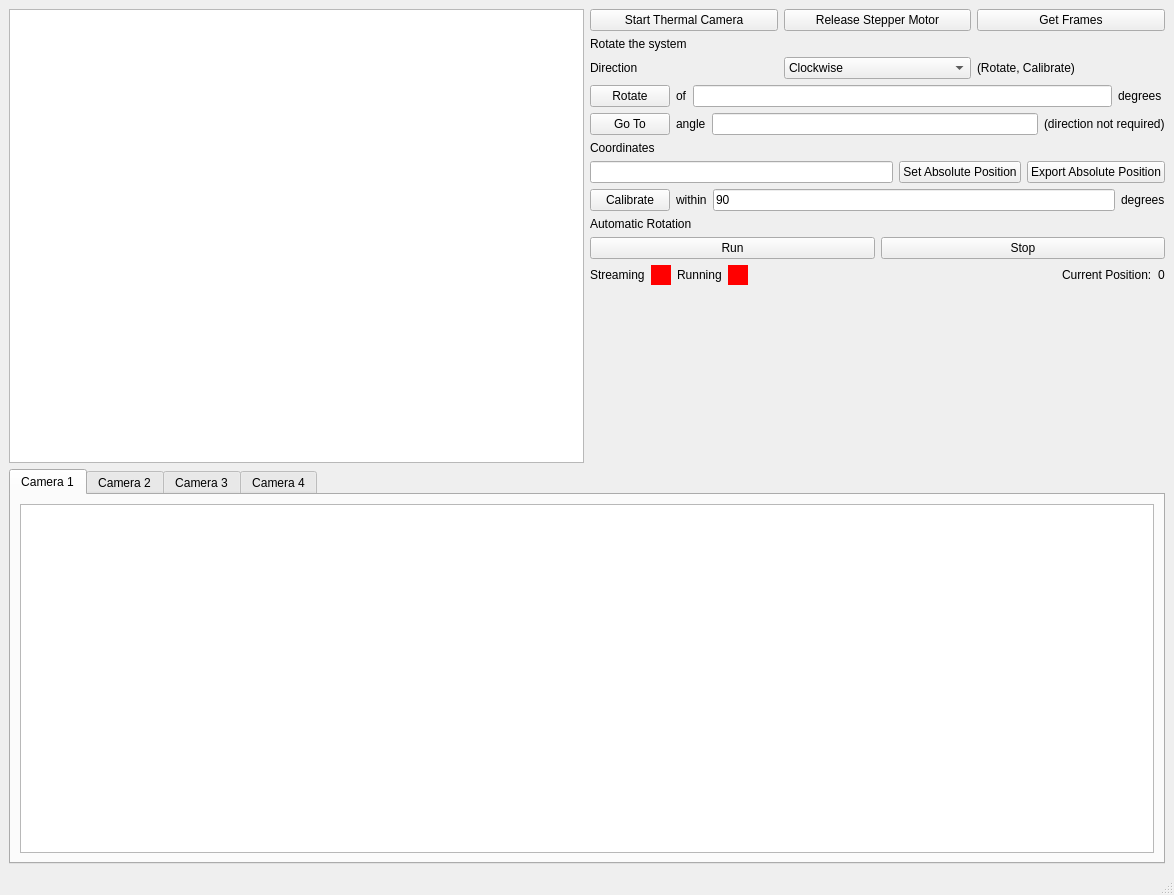
Old version of the form coldroom/thermal_camera.ui in the repository pisaoutertracker/integration_tools.
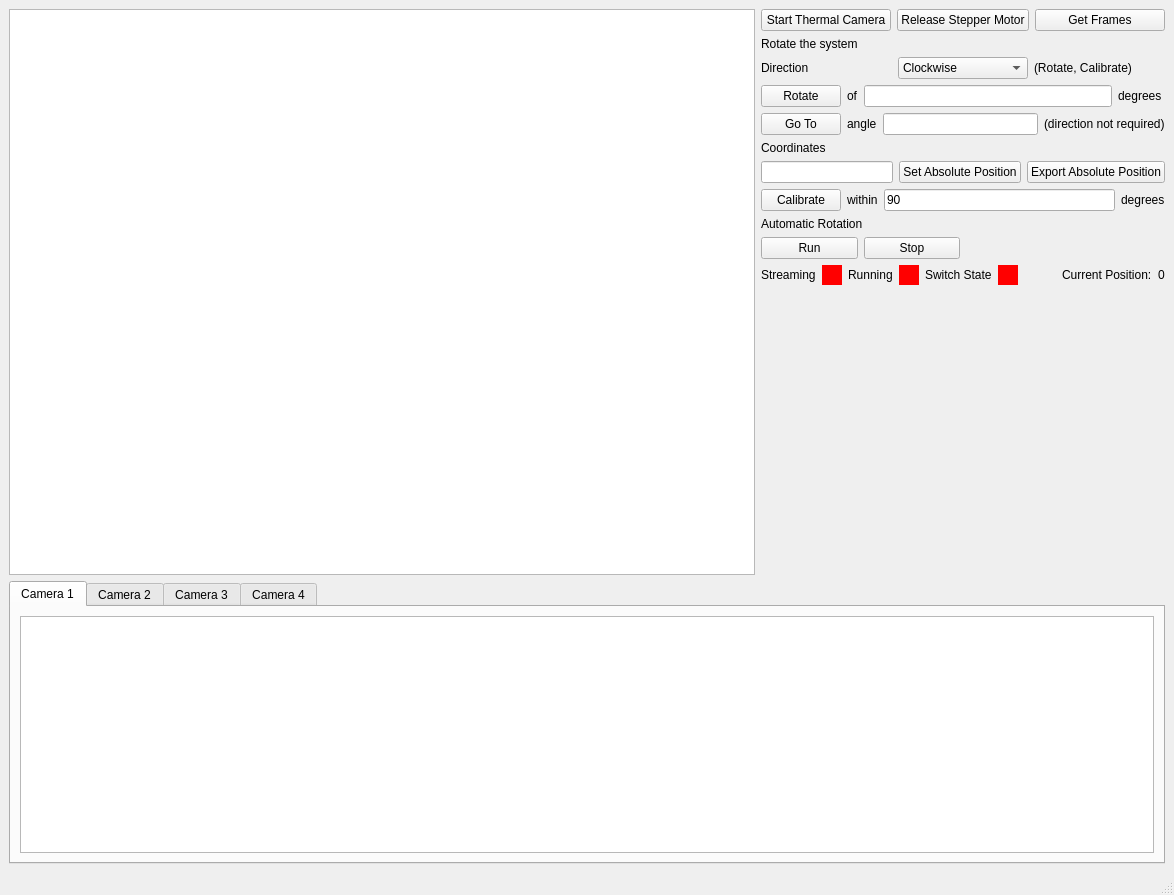
New version of the form.

What changed in the file:
```diff
--- a/coldroom/thermal_camera.ui
+++ b/coldroom/thermal_camera.ui
@@ -14,15 +14,11 @@
    <string>MainWindow</string>
   </property>
   <widget class="QWidget" name="centralwidget">
-   <layout class="QGridLayout" name="gridLayout_4">
-    <item row="0" column="0">
-     <widget class="QGraphicsView" name="graphicsView"/>
-    </item>
-    <item row="0" column="1">
-     <layout class="QVBoxLayout" name="verticalLayout">
-      <item>
        <layout class="QGridLayout" name="gridLayout">
-        <item row="0" column="0">
+    <item row="0" column="0" rowspan="12">
+     <widget class="QGraphicsView" name="graphicsView"/>
+    </item>
+    <item row="0" column="1" colspan="2">
          <layout class="QHBoxLayout" name="horizontalLayout">
           <item>
            <widget class="QPushButton" name="relse_mtr_PB_2">
@@ -47,14 +43,14 @@
           </item>
          </layout>
         </item>
-        <item row="1" column="0">
+    <item row="1" column="1">
          <widget class="QLabel" name="label_3">
           <property name="text">
            <string>Rotate the system</string>
           </property>
          </widget>
         </item>
-        <item row="2" column="0">
+    <item row="2" column="1" colspan="2">
          <layout class="QHBoxLayout" name="horizontalLayout_2">
           <item>
            <widget class="QLabel" name="label_8">
@@ -86,7 +82,7 @@
           </item>
          </layout>
         </item>
-        <item row="3" column="0">
+    <item row="3" column="1" colspan="2">
          <layout class="QHBoxLayout" name="horizontalLayout_3">
           <item>
            <widget class="QPushButton" name="rotate_PB">
@@ -114,7 +110,7 @@
           </item>
          </layout>
         </item>
-        <item row="4" column="0">
+    <item row="4" column="1" colspan="2">
          <layout class="QHBoxLayout" name="horizontalLayout_4">
           <item>
            <widget class="QPushButton" name="go_to_PB">
@@ -142,14 +138,14 @@
           </item>
          </layout>
         </item>
-        <item row="5" column="0">
+    <item row="5" column="1">
          <widget class="QLabel" name="label_2">
           <property name="text">
            <string>Coordinates</string>
           </property>
          </widget>
         </item>
-        <item row="6" column="0">
+    <item row="6" column="1" colspan="2">
          <layout class="QHBoxLayout" name="horizontalLayout_5">
           <item>
            <widget class="QLineEdit" name="ip_abs_pos_LE"/>
@@ -170,7 +166,7 @@
           </item>
          </layout>
         </item>
-        <item row="7" column="0">
+    <item row="7" column="1" colspan="2">
          <layout class="QHBoxLayout" name="horizontalLayout_6">
           <item>
            <widget class="QPushButton" name="calibrate_PB">
@@ -202,14 +198,14 @@
           </item>
          </layout>
         </item>
-        <item row="8" column="0">
+    <item row="8" column="1">
          <widget class="QLabel" name="label">
           <property name="text">
            <string>Automatic Rotation </string>
           </property>
          </widget>
         </item>
-        <item row="9" column="0">
+    <item row="9" column="1">
          <layout class="QHBoxLayout" name="horizontalLayout_7">
           <item>
            <widget class="QPushButton" name="run_PB">
@@ -227,7 +223,7 @@
           </item>
          </layout>
         </item>
-        <item row="10" column="0">
+    <item row="10" column="1" colspan="2">
          <layout class="QHBoxLayout" name="horizontalLayout_8">
           <item>
            <widget class="QLabel" name="streaming_img_lbl">
@@ -281,6 +277,32 @@
             </property>
            </widget>
           </item>
+      <item>
+       <widget class="QLabel" name="label_10">
+        <property name="text">
+         <string>Switch State</string>
+        </property>
+       </widget>
+      </item>
+      <item>
+       <widget class="QFrame" name="switch_state_flag">
+        <property name="minimumSize">
+         <size>
+          <width>20</width>
+          <height>20</height>
+         </size>
+        </property>
+        <property name="styleSheet">
+         <string notr="true">background-color: red;</string>
+        </property>
+        <property name="frameShape">
+         <enum>QFrame::NoFrame</enum>
+        </property>
+        <property name="frameShadow">
+         <enum>QFrame::Raised</enum>
+        </property>
+       </widget>
+      </item>
           <item>
            <spacer name="horizontalSpacer">
             <property name="orientation">
@@ -288,7 +310,7 @@
             </property>
             <property name="sizeHint" stdset="0">
              <size>
-              <width>93</width>
+          <width>38</width>
               <height>17</height>
              </size>
             </property>
@@ -310,9 +332,7 @@
           </item>
          </layout>
         </item>
-       </layout>
-      </item>
-      <item>
+    <item row="11" column="2">
        <spacer name="verticalSpacer">
         <property name="orientation">
          <enum>Qt::Vertical</enum>
@@ -320,14 +340,12 @@
         <property name="sizeHint" stdset="0">
          <size>
           <width>14</width>
-          <height>178</height>
+        <height>187</height>
          </size>
         </property>
        </spacer>
       </item>
-     </layout>
-    </item>
-    <item row="1" column="0" colspan="2">
+    <item row="12" column="0" colspan="3">
      <widget class="QTabWidget" name="tabWidget">
       <property name="currentIndex">
        <number>0</number>
```
Lines whose indentation alone changed are shown as unchanged.
